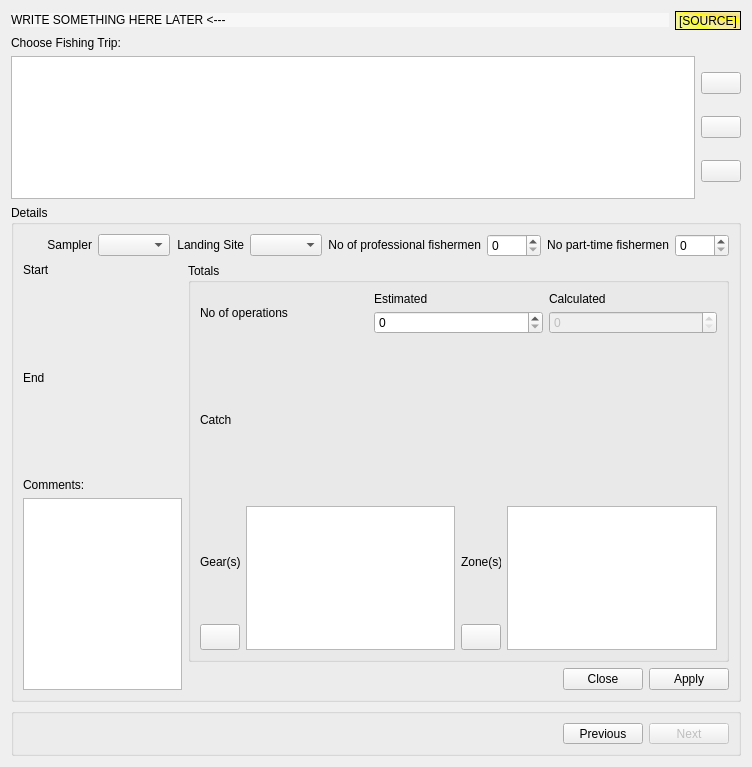
The window that app_solution/app_new/frmtrip.ui (doublebyte1/faocas_qc) describes before a commit, drawn with Qt 5.
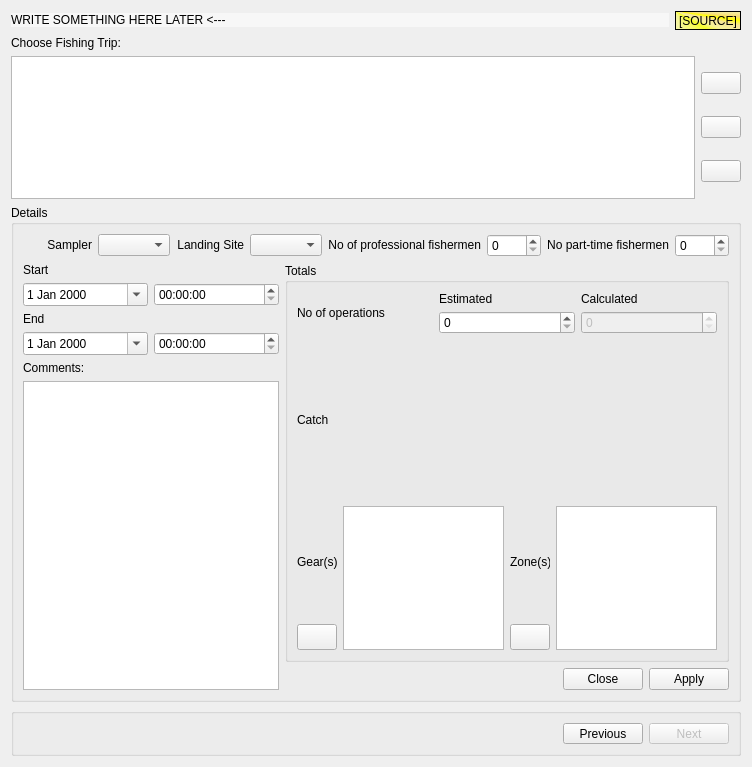
The same window after the commit. Icons and pictures are not drawn. Custom widgets are drawn as their Qt base class.

Commit message: - updated cell controls to QDateEdit, instead of QDateTime (conform with the data type); - removed some wrong calls for translation; - refactored frmvessel, to remove any traces of the deprecated date structure, and port it to the new date and time controls; - ported any queries in frmVessel to PostgreSQL; - removed bug on frm vessels, derived from reference to non existent column in table tTrips;

What changed in the file:
```diff
--- a/app_solution/app_new/frmtrip.ui
+++ b/app_solution/app_new/frmtrip.ui
@@ -204,7 +204,7 @@
      <property name="title">
       <string>Details</string>
      </property>
-     <layout class="QGridLayout" name="gridLayout">
+     <layout class="QFormLayout" name="formLayout">
       <item row="0" column="0" colspan="2">
        <layout class="QHBoxLayout" name="horizontalLayout_11">
         <item>
@@ -380,20 +380,18 @@
          </widget>
         </item>
         <item>
-         <widget class="CustomTimeCtrl" name="customDtStart">
-          <property name="sizePolicy">
-           <sizepolicy hsizetype="Preferred" vsizetype="Expanding">
-            <horstretch>0</horstretch>
-            <verstretch>0</verstretch>
-           </sizepolicy>
-          </property>
-          <property name="toolTip">
-           <string>Start datetime</string>
-          </property>
-          <property name="whatsThis">
-           <string>Input the starting datetime of the fishing trip</string>
-          </property>
-         </widget>
+         <layout class="QHBoxLayout" name="horizontalLayout_5">
+          <item>
+           <widget class="QDateEdit" name="dtStart">
+            <property name="calendarPopup">
+             <bool>true</bool>
+            </property>
+           </widget>
+          </item>
+          <item>
+           <widget class="QTimeEdit" name="timeStart"/>
+          </item>
+         </layout>
         </item>
         <item>
          <widget class="QLabel" name="label_25">
@@ -412,20 +410,18 @@
          </widget>
         </item>
         <item>
-         <widget class="CustomTimeCtrl" name="customDtEnd">
-          <property name="sizePolicy">
-           <sizepolicy hsizetype="Preferred" vsizetype="Expanding">
-            <horstretch>0</horstretch>
-            <verstretch>0</verstretch>
-           </sizepolicy>
-          </property>
-          <property name="toolTip">
-           <string>End datetime</string>
-          </property>
-          <property name="whatsThis">
-           <string>Input the finishing datetime of the fishing trip</string>
-          </property>
-         </widget>
+         <layout class="QHBoxLayout" name="horizontalLayout_6">
+          <item>
+           <widget class="QDateEdit" name="dtEnd">
+            <property name="calendarPopup">
+             <bool>true</bool>
+            </property>
+           </widget>
+          </item>
+          <item>
+           <widget class="QTimeEdit" name="timeEnd"/>
+          </item>
+         </layout>
         </item>
         <item>
          <widget class="QLabel" name="label_13">
@@ -926,11 +922,6 @@
    <extends>QWidget</extends>
    <header>catchinputctrl.h</header>
   </customwidget>
-  <customwidget>
-   <class>CustomTimeCtrl</class>
-   <extends>QWidget</extends>
-   <header>customtimectrl.h</header>
-  </customwidget>
  </customwidgets>
  <tabstops>
   <tabstop>tableView</tabstop>
```
Left out of the diff: 6 changed lines with no effect on the pictures. The commit also changes 9 other files.
